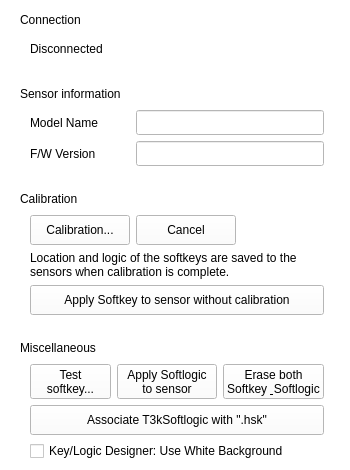
Old version of the form T3kSoftlogic/TabCalibrationWidget.ui in the repository habilience/habilience-t3ksensor-tools.
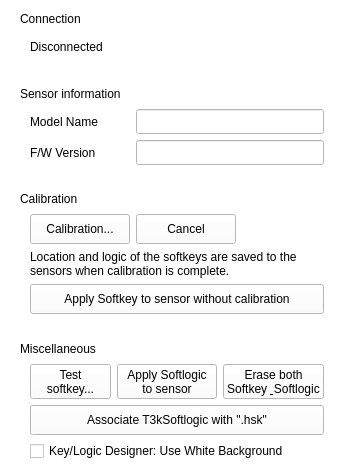
New version of the form. Custom widgets are drawn as their Qt base class.

The edit to the form file:
```diff
--- a/T3kSoftlogic/TabCalibrationWidget.ui
+++ b/T3kSoftlogic/TabCalibrationWidget.ui
@@ -443,7 +443,7 @@
       <property name="minimumSize">
        <size>
         <width>0</width>
-        <height>20</height>
+        <height>18</height>
        </size>
       </property>
       <property name="text">
@@ -505,7 +505,7 @@
       <property name="minimumSize">
        <size>
         <width>0</width>
-        <height>20</height>
+        <height>18</height>
        </size>
       </property>
       <property name="text">
@@ -615,7 +615,7 @@
       <property name="minimumSize">
        <size>
         <width>0</width>
-        <height>20</height>
+        <height>18</height>
        </size>
       </property>
       <property name="text">
@@ -745,7 +745,7 @@
       <property name="minimumSize">
        <size>
         <width>0</width>
-        <height>20</height>
+        <height>18</height>
        </size>
       </property>
       <property name="text">
```
